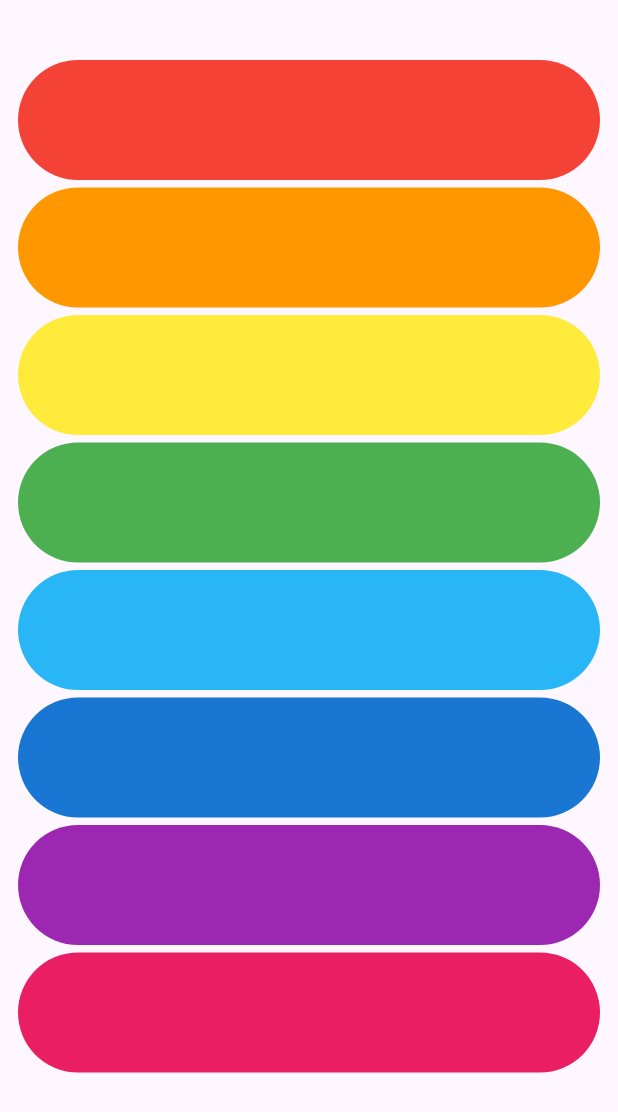
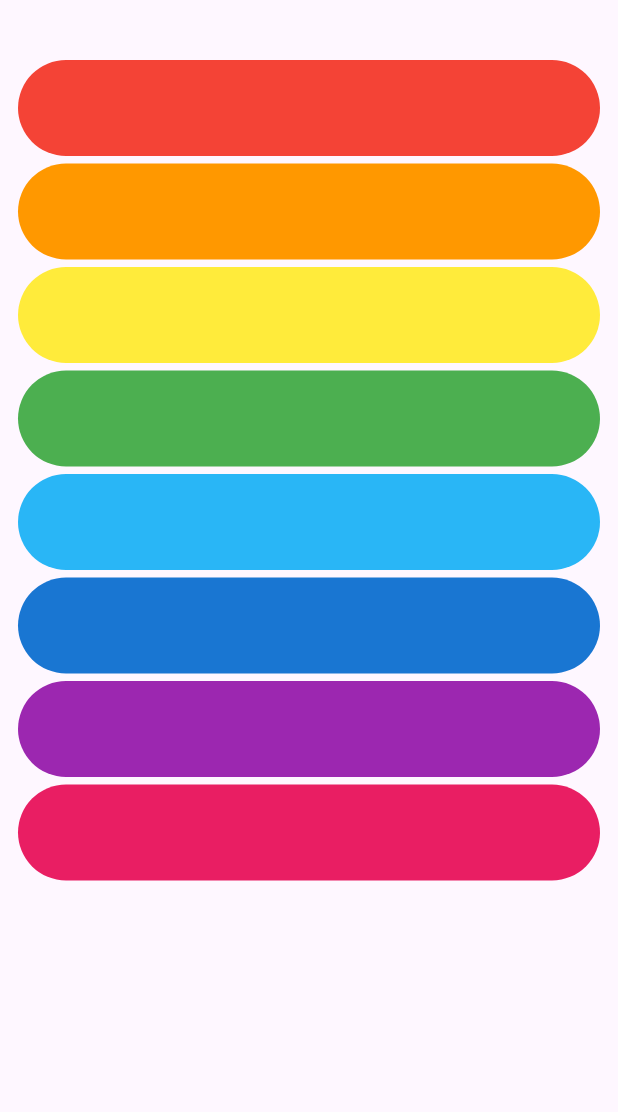
Before and after one commit to Ratndeep1999/xylophone, a Flutter app: the screen it shows after launch, on a phone screen of 412 x 824 dp. Shown: the top 1112 px of the screen. Run offline on Flutter 3.47's test engine with Material 3 defaults, Android fonts, the phone set to English and light mode, and no system bars; our stand-ins replace audioplayers.

Commit message:
responsive buttons for both web and android app

```diff
--- a/lib/xylophonebuttons.dart
+++ b/lib/xylophonebuttons.dart
@@ -1,3 +1,4 @@
+import 'package:flutter/foundation.dart';
 import 'package:flutter/material.dart';
 
 class XyloPhoneButtons extends StatelessWidget {
@@ -18,7 +19,7 @@ class XyloPhoneButtons extends StatelessWidget {
       },
       style: TextButton.styleFrom(
         backgroundColor: buttonColor,
-        fixedSize: Size.fromHeight(80),
+        fixedSize: kIsWeb ? Size.fromHeight(64) : Size.fromHeight(64),
         shape: RoundedRectangleBorder(borderRadius: BorderRadius.circular(40)),
       ),
       child: Text(''),
```
